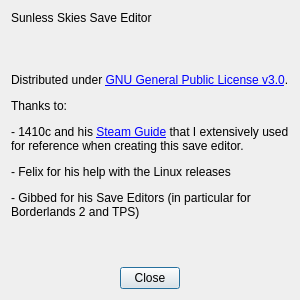
The window that Qt Designer UI/about_window.ui (n0stalghia/Sunless_Skies_Save_Editor) describes before a commit, drawn with Qt 5.
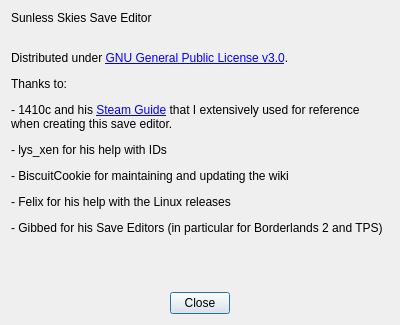
The same window after the commit.

Commit message: Bank Tab: adding remaining values (Tier 1, Tier 2 modules, Scouts) Resized Cargo Dialog for better navigation of longer lists Updated thanks in the About window

Patch:
```diff
--- a/Qt Designer UI/about_window.ui
+++ b/Qt Designer UI/about_window.ui
@@ -6,8 +6,8 @@
    <rect>
     <x>0</x>
     <y>0</y>
-    <width>300</width>
-    <height>300</height>
+    <width>400</width>
+    <height>325</height>
    </rect>
   </property>
   <property name="windowTitle">
@@ -26,6 +26,9 @@
      <property name="orientation">
       <enum>Qt::Vertical</enum>
      </property>
+     <property name="sizeType">
+      <enum>QSizePolicy::Minimum</enum>
+     </property>
      <property name="sizeHint" stdset="0">
       <size>
        <width>20</width>
@@ -49,7 +52,7 @@
       </size>
      </property>
      <property name="text">
-      <string>&lt;html&gt;&lt;head/&gt;&lt;body&gt;&lt;p&gt;Distributed under &lt;a href=&quot;https://www.gnu.org/licenses/gpl-3.0.en.html&quot;&gt;&lt;span style=&quot; text-decoration: underline; color:#0000ff;&quot;&gt;GNU General Public License v3.0&lt;/span&gt;&lt;/a&gt;.&lt;/p&gt;&lt;p&gt;Thanks to:&lt;/p&gt;&lt;p&gt;- 1410c and his &lt;a href=&quot;https://steamcommunity.com/sharedfiles/filedetails/?id=1456294858&quot;&gt;&lt;span style=&quot; text-decoration: underline; color:#0000ff;&quot;&gt;Steam Guide&lt;/span&gt;&lt;/a&gt; that I extensively used for reference when creating this save editor.&lt;/p&gt;&lt;p&gt;- Felix for his help with the Linux releases&lt;/p&gt;&lt;p&gt;- Gibbed for his Save Editors (in particular for Borderlands 2 and TPS)&lt;/p&gt;&lt;/body&gt;&lt;/html&gt;</string>
+      <string>&lt;html&gt;&lt;head/&gt;&lt;body&gt;&lt;p&gt;Distributed under &lt;a href=&quot;https://www.gnu.org/licenses/gpl-3.0.en.html&quot;&gt;&lt;span style=&quot; text-decoration: underline; color:#0000ff;&quot;&gt;GNU General Public License v3.0&lt;/span&gt;&lt;/a&gt;.&lt;/p&gt;&lt;p&gt;Thanks to:&lt;/p&gt;&lt;p&gt;- 1410c and his &lt;a href=&quot;https://steamcommunity.com/sharedfiles/filedetails/?id=1456294858&quot;&gt;&lt;span style=&quot; text-decoration: underline; color:#0000ff;&quot;&gt;Steam Guide&lt;/span&gt;&lt;/a&gt; that I extensively used for reference when creating this save editor.&lt;/p&gt;&lt;p&gt;- lys_xen for his help with IDs&lt;/p&gt;&lt;p&gt;- BiscuitCookie for maintaining and updating the wiki&lt;/p&gt;&lt;p&gt;- Felix for his help with the Linux releases&lt;/p&gt;&lt;p&gt;- Gibbed for his Save Editors (in particular for Borderlands 2 and TPS)&lt;/p&gt;&lt;/body&gt;&lt;/html&gt;</string>
      </property>
      <property name="wordWrap">
       <bool>true</bool>
```
The commit also changes 4 other files.
